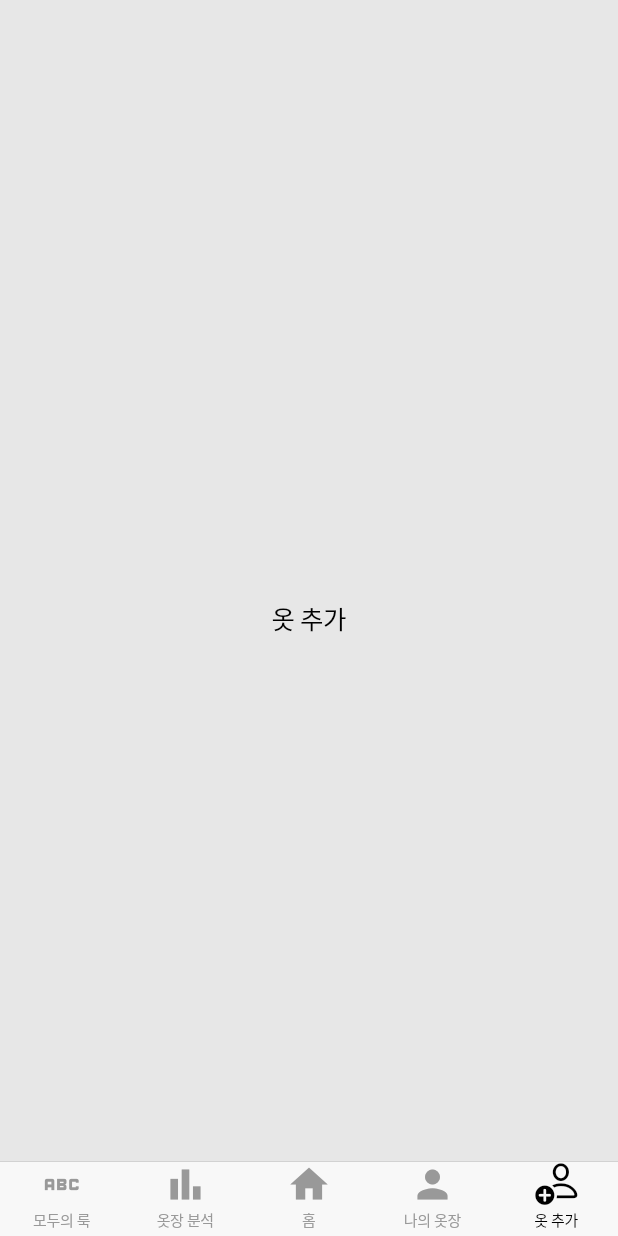
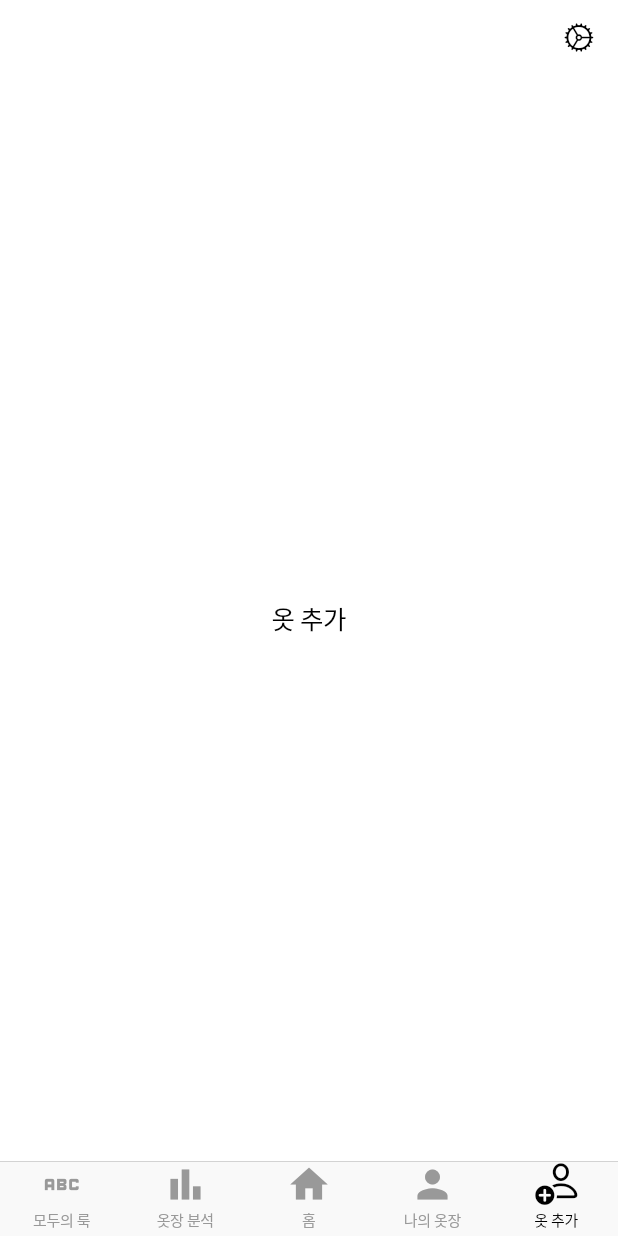
Before and after one commit to alwaysbemyday1/eotteom, a Flutter app: the screen it shows after launch, item 5 of the bottom bar chosen, on a phone screen of 412 x 824 dp. Run offline on Flutter 3.47's test engine with Material 2 defaults, Android fonts, the phone set to English and light mode, and no system bars.

Commit message:
- 기능별로 파일 분리 - setting icon navigatorbar 수정

```diff
--- a/lib/main.dart
+++ b/lib/main.dart
@@ -33,31 +33,102 @@ class MyApp extends StatelessWidget {
             case 0:
               return CupertinoTabView(
                 builder: (context) {
-                  return const Center(child: Text('모두의 룩'));
+                  return CupertinoPageScaffold(
+                    navigationBar: CupertinoNavigationBar(
+                        trailing: SizedBox(
+                          width: 50,
+                          child: CupertinoButton(
+                            padding: EdgeInsets.fromLTRB(30, 5, 0, 0),
+                            child: Icon(CupertinoIcons.settings),
+                            onPressed: (){},
+                          ),
+                        )
+                    ),
+                    child: Center(
+                        child: Text('모두의 룩')
+                    ),
+                  );
                 },
               );
             case 1:
               return CupertinoTabView(
                 builder: (context) {
-                  return const Center(child: Text('옷장 분석'));
+                  return CupertinoPageScaffold(
+                    navigationBar: CupertinoNavigationBar(
+                        trailing: SizedBox(
+                          width: 50,
+                          child: CupertinoButton(
+                            padding: EdgeInsets.fromLTRB(30, 5, 0, 0),
+                            child: Icon(CupertinoIcons.settings),
+                            onPressed: (){},
+                          ),
+                        )
+                    ),
+                    child: Center(
+                        child: Text('옷장 분석')
+                    ),
+                  );
                 },
               );
             case 2:
               return CupertinoTabView(
                 builder: (context) {
-                  return const Home();
+                  return CupertinoPageScaffold(
+                    navigationBar: CupertinoNavigationBar(
+                        trailing: SizedBox(
+                          width: 50,
+                          child: CupertinoButton(
+                            padding: EdgeInsets.fromLTRB(30, 5, 0, 0),
+                            child: Icon(CupertinoIcons.settings),
+                            onPressed: (){},
+                          ),
+                        )
+                    ),
+                    child: Center(
+                        child: Home()
+                    ),
+                  );
                 },
               );
             case 3:
               return CupertinoTabView(
                 builder: (context) {
-                  return const Center(child: Text('나의 옷장'));
+                  return CupertinoPageScaffold(
+                    navigationBar: CupertinoNavigationBar(
+                        trailing: SizedBox(
+                          width: 50,
+                          child: CupertinoButton(
+                            padding: EdgeInsets.fromLTRB(30, 5, 0, 0),
+                            child: Icon(CupertinoIcons.settings),
+                            onPressed: (){},
+                          ),
+                        )
+                    ),
+                    child: Center(
+                        child: Center(child: Text('나의 옷장'))
+                    ),
+                  );
                 },
+
               );
             case 4:
               return CupertinoTabView(
                 builder: (context) {
-                  return const Center(child: Text('옷 추가'));
+                  return CupertinoPageScaffold(
+                    navigationBar: CupertinoNavigationBar(
+                        trailing: SizedBox(
+                          width: 50,
+                          child: CupertinoButton(
+                            padding: EdgeInsets.fromLTRB(30, 5, 0, 0),
+                            child: Icon(CupertinoIcons.settings),
+                            onPressed: (){},
+                          ),
+                        )
+                    ),
+                    child: Center(
+                        child: Center(child: Text('옷 추가'))
+                    ),
+                  );
                 },
               );
           }
```
Also changed, not shown: lib/home/home.dart (+3 -66 lines), lib/home/myCodi.dart (added, +66 -0 lines), lib/home/otherCodi.dart (added, +60 -0 lines), lib/home/randomCodi.dart (added, +10 -0 lines).
